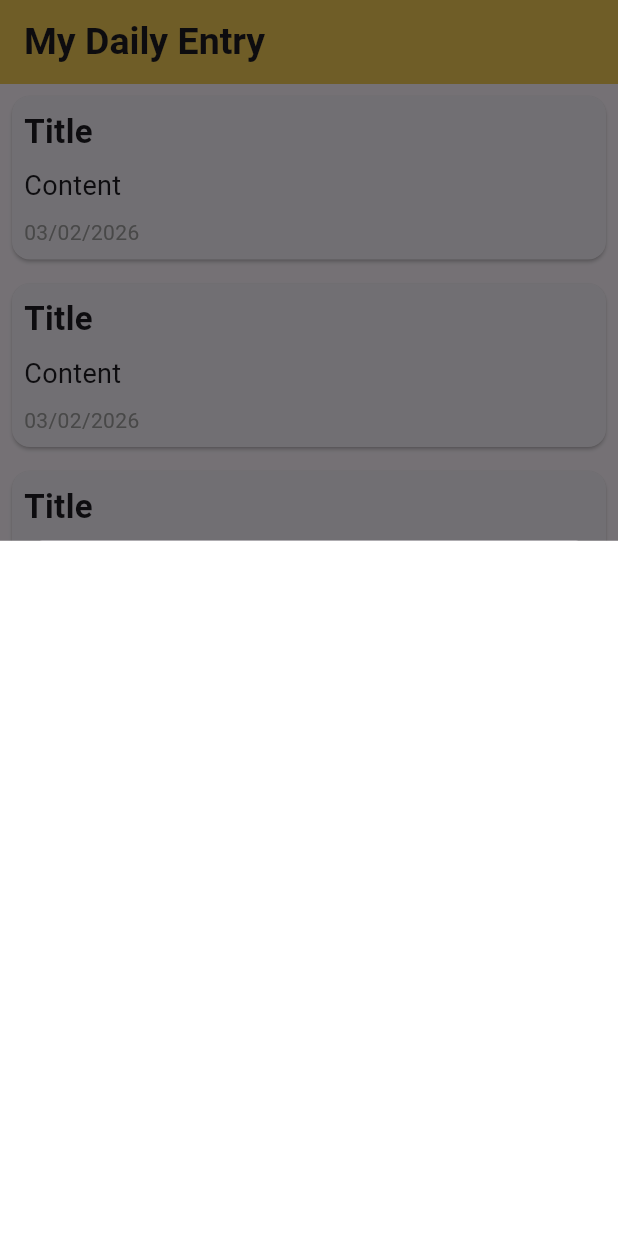
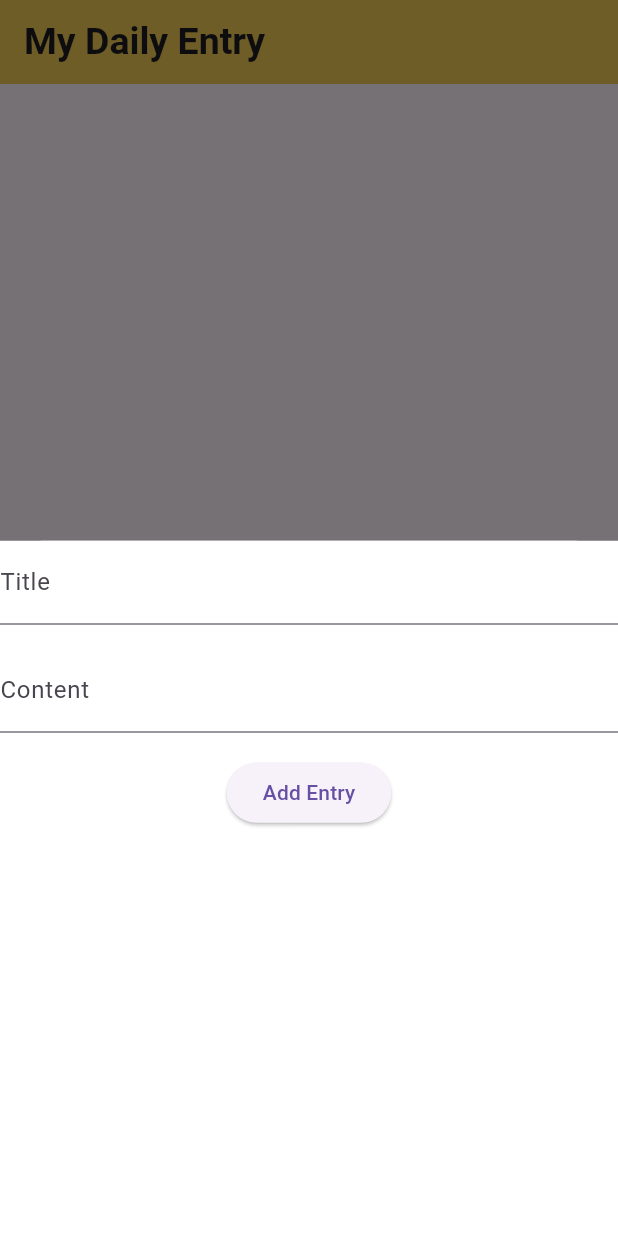
Before and after one commit to Saurabhgit157/journal_entry, a Flutter app: the screen it shows after launch, after a tap on the "add" icon, on a phone screen of 412 x 824 dp. Run offline on Flutter 3.47's test engine with Material 3 defaults, Android fonts, the phone set to English and light mode, and no system bars.

Commit message:
Added Journal ENtry model

```diff
--- /dev/null
+++ b/lib/models/journal_entry.dart
@@ -0,0 +1,14 @@
+class JournalEntry {
+  final String title ;
+  final String content ;
+  final DateTime date ;
+  final String id ;
+
+  JournalEntry({
+    required this.id,
+    required this.title,
+    required this.content,
+    required this.date,
+
+});
+}
--- a/lib/screens/journal_entry_homescreen.dart
+++ b/lib/screens/journal_entry_homescreen.dart
@@ -1,4 +1,6 @@
 import 'package:flutter/material.dart';
+import 'package:journal_entry/models/journal_entry.dart';
+import 'package:journal_entry/widgets/add_entry_form.dart';
 import 'package:journal_entry/widgets/journal_entry_card.dart';
 
 class JournalEntryHomeScreen extends StatefulWidget {
@@ -9,6 +11,19 @@ class JournalEntryHomeScreen extends StatefulWidget {
 }
 
 class _JournalEntryHomeScreenState extends State<JournalEntryHomeScreen> {
+  final List<JournalEntry> _entries = [];
+  void _addNewEntry(String title, String content){
+    setState(() {
+      _entries.add(JournalEntry(
+        id: DateTime.now().toString(),
+        title: title,
+        content: content,
+        date: DateTime.now(),
+
+        ),
+      );
+    });
+  }
   @override
   Widget build(BuildContext context) {
     return Scaffold(
@@ -20,7 +35,7 @@ class _JournalEntryHomeScreenState extends State<JournalEntryHomeScreen> {
         ),
       ),
       body: ListView.builder(
-        itemCount: 6,
+        itemCount: _entries.length,
         itemBuilder: (context, index) {
           return JournalEntryCard();
         },
@@ -29,12 +44,15 @@ class _JournalEntryHomeScreenState extends State<JournalEntryHomeScreen> {
         onPressed: () {
           showModalBottomSheet(
             context: context,
-            builder: (context) {
-              return Container(
+            //builder is a parameter that expects a function.
+            //AddEntryForm()Creates widget object.
+            builder:
+            (context) => AddEntryForm(
+              onAdd: _addNewEntry,
+            ),
 
-                height: 800,
-                color: Colors.white);
-            },
+
+
           );
         },
         backgroundColor: Colors.amber,
--- /dev/null
+++ b/lib/widgets/add_entry_form.dart
@@ -0,0 +1,61 @@
+import 'package:flutter/material.dart';
+
+class AddEntryForm extends StatelessWidget {
+  //creating a callback ftn to close the sheet
+  final Function(String title , String content) onAdd ;
+  // AddEntryForm is constructor name
+  // super.key	send key to parent class
+  AddEntryForm({super.key,required this.onAdd});
+
+  //i am creating controller for taking input
+  //It is:constructor call which creates object
+
+  final TextEditingController _titleController = TextEditingController();
+  final TextEditingController _contentController = TextEditingController();
+  @override
+  Widget build(BuildContext context)
+  {
+    return Container(
+      color: Colors.white,
+      child: Column(
+        children: [
+          TextField(
+            controller: _titleController ,
+            decoration: InputDecoration(
+                //InputDecoration is used to design and customize a TextField.
+              labelText : "Title",
+            ),
+
+
+          ),
+          SizedBox(height: 16.0),
+          TextField(
+            controller: _contentController,
+            decoration : InputDecoration(
+                labelText: "Content",
+            ),
+          ),
+          SizedBox(height: 16.0,),
+          ElevatedButton(
+            onPressed : (){
+              //pasing the controller to onAdd callback ftn
+              onAdd(_titleController.text, _contentController.text);
+              //Flutter needs context to know where to perform navigation.
+              Navigator.pop(context);
+            },
+            child: Text("Add Entry"),
+          )
+        ]
+      )
+    );
+  }
+  // mermaid
+  // graph TD
+  // A[User clicks + Button] --> B[HomeScreen calls showModalBottomSheet]
+  // B --> C[AddEntryForm Widget is built]
+  // C --> D[User types into TextFields]
+  // D --> E[User clicks Add Entry]
+  // E --> F[Controller captures the String]
+  // F --> G[Navigator.pop closes the sheet]
+
+}
```
